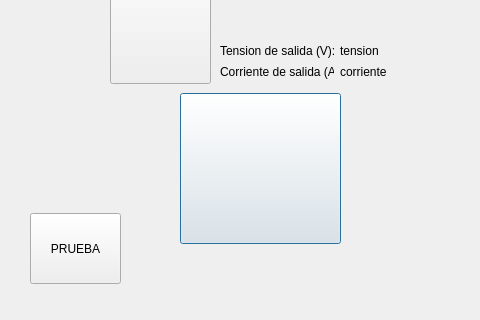
Above: estadored.ui from arukagiri/interfazLAC before the change; both pictures show x 0 to 480 and y 167 to 487 of the 939 by 487 pixel window. Below: the same form after it.
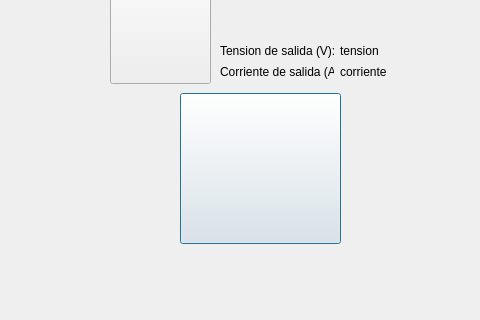
That is the form after the change. Icons and pictures are not drawn.

Diff of the .ui file:
```diff
--- a/estadored.ui
+++ b/estadored.ui
@@ -271,19 +271,6 @@
     </item>
    </layout>
   </widget>
-  <widget class="QPushButton" name="pushButton">
-   <property name="geometry">
-    <rect>
-     <x>30</x>
-     <y>380</y>
-     <width>91</width>
-     <height>71</height>
-    </rect>
-   </property>
-   <property name="text">
-    <string>PRUEBA</string>
-   </property>
-  </widget>
   <widget class="QWidget" name="layoutWidget">
    <property name="geometry">
     <rect>
@@ -402,7 +389,7 @@
     </item>
    </layout>
   </widget>
-  <widget class="QWidget" name="">
+  <widget class="QWidget" name="layoutWidget">
    <property name="geometry">
     <rect>
      <x>480</x>
```
